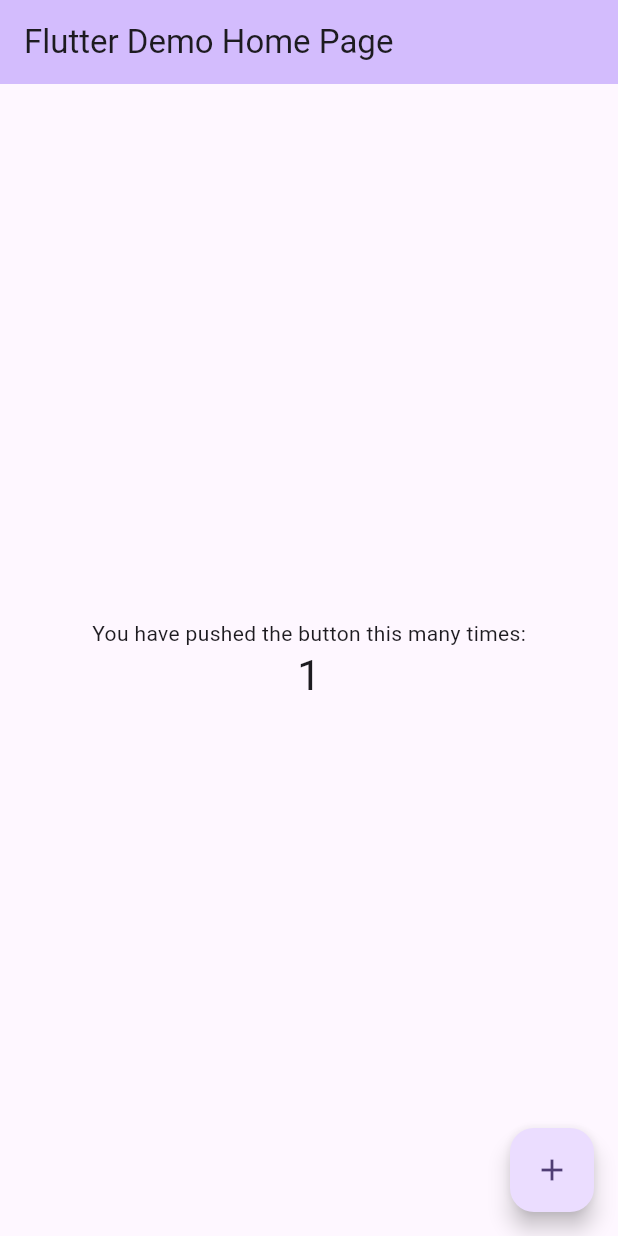
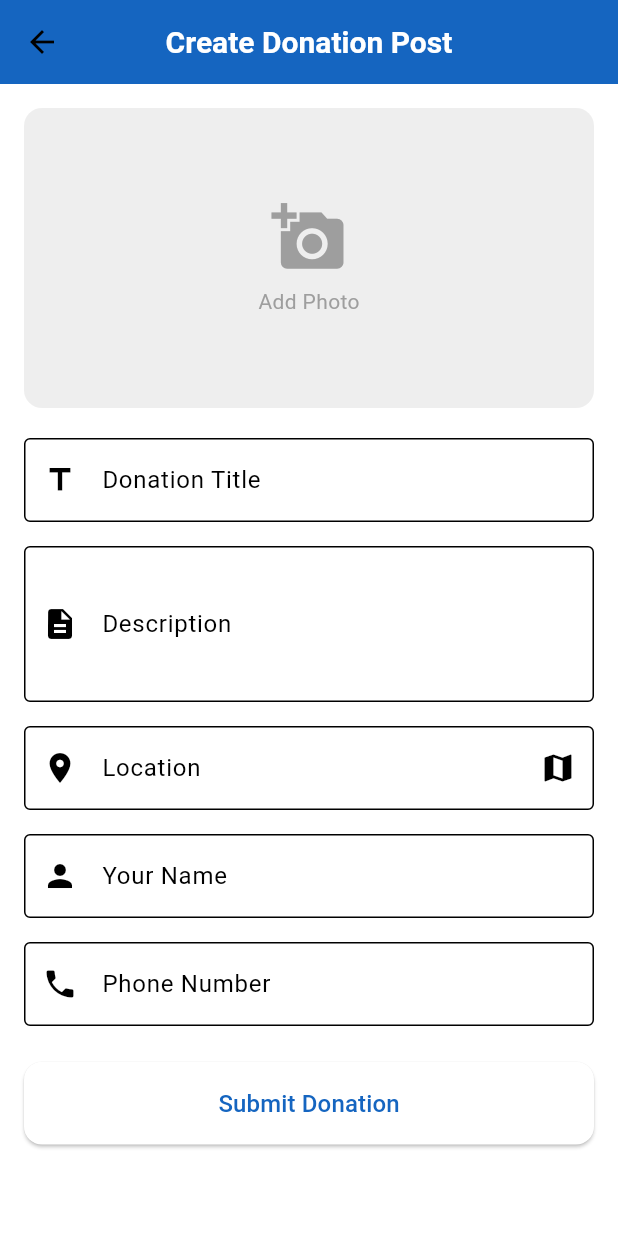
Before and after one commit to myminethealmighty/sample-earthquake-donation-app-flutter, a Flutter app: the screen it shows after launch, after a tap on the "add" icon, on a phone screen of 412 x 824 dp. Run offline on Flutter 3.47's test engine with Material 3 defaults, Android fonts, the light colour scheme and no system bars; our stand-ins replace cached_network_image, flutter_map, flutter_riverpod, image_picker, latlong2; network calls fail.

Commit message:
Sample Earthquake Donation App

```diff
--- a/lib/main.dart
+++ b/lib/main.dart
@@ -1,122 +1,26 @@
+// main.dart
 import 'package:flutter/material.dart';
+import 'package:flutter_riverpod/flutter_riverpod.dart';
+import 'screens/home_screen.dart';
+import 'screens/create_post_screen.dart';
+import 'theme/app_theme.dart';
 
 void main() {
-  runApp(const MyApp());
+  runApp(const ProviderScope(child: MyApp()));
 }
 
 class MyApp extends StatelessWidget {
   const MyApp({super.key});
 
-  // This widget is the root of your application.
   @override
   Widget build(BuildContext context) {
     return MaterialApp(
-      title: 'Flutter Demo',
-      theme: ThemeData(
-        // This is the theme of your application.
-        //
-        // TRY THIS: Try running your application with "flutter run". You'll see
-        // the application has a purple toolbar. Then, without quitting the app,
-        // try changing the seedColor in the colorScheme below to Colors.green
-        // and then invoke "hot reload" (save your changes or press the "hot
-        // reload" button in a Flutter-supported IDE, or press "r" if you used
-        // the command line to start the app).
-        //
-        // Notice that the counter didn't reset back to zero; the application
-        // state is not lost during the reload. To reset the state, use hot
-        // restart instead.
-        //
-        // This works for code too, not just values: Most code changes can be
-        // tested with just a hot reload.
-        colorScheme: ColorScheme.fromSeed(seedColor: Colors.deepPurple),
-      ),
-      home: const MyHomePage(title: 'Flutter Demo Home Page'),
+      title: 'Earthquake Relief Donations',
+      debugShowCheckedModeBanner: false,
+      theme: AppTheme.lightTheme,
+      darkTheme: AppTheme.darkTheme,
+      home: const HomeScreen(),
+      routes: {'/create-post': (context) => const CreatePostScreen()},
     );
   }
 }
-
-class MyHomePage extends StatefulWidget {
-  const MyHomePage({super.key, required this.title});
-
-  // This widget is the home page of your application. It is stateful, meaning
-  // that it has a State object (defined below) that contains fields that affect
-  // how it looks.
-
-  // This class is the configuration for the state. It holds the values (in this
-  // case the title) provided by the parent (in this case the App widget) and
-  // used by the build method of the State. Fields in a Widget subclass are
-  // always marked "final".
-
-  final String title;
-
-  @override
-  State<MyHomePage> createState() => _MyHomePageState();
-}
-
-class _MyHomePageState extends State<MyHomePage> {
-  int _counter = 0;
-
-  void _incrementCounter() {
-    setState(() {
-      // This call to setState tells the Flutter framework that something has
-      // changed in this State, which causes it to rerun the build method below
-      // so that the display can reflect the updated values. If we changed
-      // _counter without calling setState(), then the build method would not be
-      // called again, and so nothing would appear to happen.
-      _counter++;
-    });
-  }
-
-  @override
-  Widget build(BuildContext context) {
-    // This method is rerun every time setState is called, for instance as done
-    // by the _incrementCounter method above.
-    //
-    // The Flutter framework has been optimized to make rerunning build methods
-    // fast, so that you can just rebuild anything that needs updating rather
-    // than having to individually change instances of widgets.
-    return Scaffold(
-      appBar: AppBar(
-        // TRY THIS: Try changing the color here to a specific color (to
-        // Colors.amber, perhaps?) and trigger a hot reload to see the AppBar
-        // change color while the other colors stay the same.
-        backgroundColor: Theme.of(context).colorScheme.inversePrimary,
-        // Here we take the value from the MyHomePage object that was created by
-        // the App.build method, and use it to set our appbar title.
-        title: Text(widget.title),
-      ),
-      body: Center(
-        // Center is a layout widget. It takes a single child and positions it
-        // in the middle of the parent.
-        child: Column(
-          // Column is also a layout widget. It takes a list of children and
-          // arranges them vertically. By default, it sizes itself to fit its
-          // children horizontally, and tries to be as tall as its parent.
-          //
-          // Column has various properties to control how it sizes itself and
-          // how it positions its children. Here we use mainAxisAlignment to
-          // center the children vertically; the main axis here is the vertical
-          // axis because Columns are vertical (the cross axis would be
-          // horizontal).
-          //
-          // TRY THIS: Invoke "debug painting" (choose the "Toggle Debug Paint"
-          // action in the IDE, or press "p" in the console), to see the
-          // wireframe for each widget.
-          mainAxisAlignment: MainAxisAlignment.center,
-          children: <Widget>[
-            const Text('You have pushed the button this many times:'),
-            Text(
-              '$_counter',
-              style: Theme.of(context).textTheme.headlineMedium,
-            ),
-          ],
-        ),
-      ),
-      floatingActionButton: FloatingActionButton(
-        onPressed: _incrementCounter,
-        tooltip: 'Increment',
-        child: const Icon(Icons.add),
-      ), // This trailing comma makes auto-formatting nicer for build methods.
-    );
-  }
-}
--- /dev/null
+++ b/lib/models/donation_post.dart
@@ -0,0 +1,22 @@
+// models/donation_post.dart
+class DonationPost {
+  final String id;
+  final String title;
+  final String description;
+  final String imageUrl;
+  final String location;
+  final String contactName;
+  final String contactPhone;
+  final DateTime timestamp;
+
+  DonationPost({
+    required this.id,
+    required this.title,
+    required this.description,
+    required this.imageUrl,
+    required this.location,
+    required this.contactName,
+    required this.contactPhone,
+    required this.timestamp,
+  });
+}
--- /dev/null
+++ b/lib/screens/create_post_screen.dart
@@ -0,0 +1,217 @@
+// screens/create_post_screen.dart
+import 'package:flutter/material.dart';
+import 'package:flutter_riverpod/flutter_riverpod.dart';
+import 'package:image_picker/image_picker.dart';
+import 'dart:io';
+import '../../widgets/location_picker.dart';
+
+class CreatePostScreen extends ConsumerStatefulWidget {
+  const CreatePostScreen({super.key});
+
+  @override
+  ConsumerState<CreatePostScreen> createState() => _CreatePostScreenState();
+}
+
+class _CreatePostScreenState extends ConsumerState<CreatePostScreen> {
+  final _formKey = GlobalKey<FormState>();
+  final _titleController = TextEditingController();
+  final _descriptionController = TextEditingController();
+  final _nameController = TextEditingController();
+  final _phoneController = TextEditingController();
+  File? _imageFile;
+  String? _selectedLocation;
+
+  Future<void> _pickImage() async {
+    final picker = ImagePicker();
+    final pickedFile = await picker.pickImage(source: ImageSource.gallery);
+
+    if (pickedFile != null) {
+      setState(() {
+        _imageFile = File(pickedFile.path);
+      });
+    }
+  }
+
+  void _submitForm() {
+    if (_formKey.currentState!.validate() &&
+        _imageFile != null &&
+        _selectedLocation != null) {
+      // In a real app, you would send this data to your backend
+      final newPost = {
+        'title': _titleController.text,
+        'description': _descriptionController.text,
+        'image': _imageFile!.path,
+        'location': _selectedLocation,
+        'contactName': _nameController.text,
+        'contactPhone': _phoneController.text,
+      };
+
+      ScaffoldMessenger.of(context).showSnackBar(
+        const SnackBar(content: Text('Donation post submitted for review')),
+      );
+
+      Navigator.pop(context);
+    } else {
+      ScaffoldMessenger.of(context).showSnackBar(
+        const SnackBar(
+          content: Text('Please fill all fields and select an image'),
+        ),
+      );
+    }
+  }
+
+  @override
+  void dispose() {
+    _titleController.dispose();
+    _descriptionController.dispose();
+    _nameController.dispose();
+    _phoneController.dispose();
+    super.dispose();
+  }
+
+  @override
+  Widget build(BuildContext context) {
+    return Scaffold(
+      appBar: AppBar(title: const Text('Create Donation Post')),
+      body: SingleChildScrollView(
+        padding: const EdgeInsets.all(16),
+        child: Form(
+          key: _formKey,
+          child: Column(
+            crossAxisAlignment: CrossAxisAlignment.stretch,
+            children: [
+              // Image Picker
+              GestureDetector(
+                onTap: _pickImage,
+                child: Container(
+                  height: 200,
+                  decoration: BoxDecoration(
+                    color: Colors.grey.shade200,
+                    borderRadius: BorderRadius.circular(12),
+                  ),
+                  child:
+                      _imageFile == null
+                          ? Column(
+                            mainAxisAlignment: MainAxisAlignment.center,
+                            children: const [
+                              Icon(
+                                Icons.add_a_photo,
+                                size: 50,
+                                color: Colors.grey,
+                              ),
+                              SizedBox(height: 8),
+                              Text(
+                                'Add Photo',
+                                style: TextStyle(color: Colors.grey),
+                              ),
+                            ],
+                          )
+                          : ClipRRect(
+                            borderRadius: BorderRadius.circular(12),
+                            child: Image.file(_imageFile!, fit: BoxFit.cover),
+                          ),
+                ),
+              ),
+              const SizedBox(height: 20),
+
+              // Title
+              TextFormField(
+                controller: _titleController,
+                decoration: const InputDecoration(
+                  labelText: 'Donation Title',
+                  border: OutlineInputBorder(),
+                  prefixIcon: Icon(Icons.title),
+                ),
+                validator: (value) {
+                  if (value == null || value.isEmpty) {
+                    return 'Please enter a title';
+                  }
+                  return null;
+                },
+              ),
+              const SizedBox(height: 16),
+
+              // Description
+              TextFormField(
+                controller: _descriptionController,
+                decoration: const InputDecoration(
+                  labelText: 'Description',
+                  border: OutlineInputBorder(),
+                  prefixIcon: Icon(Icons.description),
+                ),
+                maxLines: 3,
+                validator: (value) {
+                  if (value == null || value.isEmpty) {
+                    return 'Please enter a description';
+                  }
+                  return null;
+                },
+              ),
+              const SizedBox(height: 16),
+
+              // Location Picker
+              LocationPicker(
+                onLocationSelected: (location) {
+                  setState(() {
+                    _selectedLocation = location;
+                  });
+                },
+              ),
+              const SizedBox(height: 16),
+
+              // Contact Name
+              TextFormField(
+                controller: _nameController,
+                decoration: const InputDecoration(
+                  labelText: 'Your Name',
+                  border: OutlineInputBorder(),
+                  prefixIcon: Icon(Icons.person),
+                ),
+                validator: (value) {
+                  if (value == null || value.isEmpty) {
+                    return 'Please enter your name';
+                  }
+                  return null;
+                },
+              ),
+              const SizedBox(height: 16),
+
+              // Contact Phone
+              TextFormField(
+                controller: _phoneController,
+                decoration: const InputDecoration(
+                  labelText: 'Phone Number',
+                  border: OutlineInputBorder(),
+                  prefixIcon: Icon(Icons.phone),
+                ),
+                keyboardType: TextInputType.phone,
+                validator: (value) {
+                  if (value == null || value.isEmpty) {
+                    return 'Please enter your phone number';
+                  }
+                  return null;
+                },
+              ),
+              const SizedBox(height: 24),
+
+              // Submit Button
+              ElevatedButton(
+                onPressed: _submitForm,
+                style: ElevatedButton.styleFrom(
+                  padding: const EdgeInsets.symmetric(vertical: 16),
+                  shape: RoundedRectangleBorder(
+                    borderRadius: BorderRadius.circular(12),
+                  ),
+                ),
+                child: const Text(
+                  'Submit Donation',
+                  style: TextStyle(fontSize: 16),
+                ),
+              ),
+            ],
+          ),
+        ),
+      ),
+    );
+  }
+}
--- /dev/null
+++ b/lib/screens/home_screen.dart
@@ -0,0 +1,56 @@
+// screens/home_screen.dart
+import 'package:flutter/material.dart';
+import 'package:flutter_riverpod/flutter_riverpod.dart';
+import '../../widgets/donation_post_card.dart';
+import '../../models/donation_post.dart';
+
+class HomeScreen extends ConsumerWidget {
+  const HomeScreen({super.key});
+
+  @override
+  Widget build(BuildContext context, WidgetRef ref) {
+    // In a real app, you would fetch posts from your backend
+    final posts = [
+      DonationPost(
+        id: '1',
+        title: 'Food Supplies',
+        description: 'We have 50 boxes of canned food to donate',
+        imageUrl:
+            'https://foodbunker.co.uk/cdn/shop/files/Bumper_LongLife_Pack_alt_1024x1024.jpg?v=1650581593',
+        location: 'Istanbul, Turkey',
+        contactName: 'Ahmet Yılmaz',
+        contactPhone: '+905551234567',
+        timestamp: DateTime.now().subtract(const Duration(hours: 2)),
+      ),
+      DonationPost(
+        id: '2',
+        title: 'Blankets and Clothes',
+        description: 'Warm blankets and winter clothes for affected families',
+        imageUrl:
+            'https://www.thespruce.com/thmb/JKsh1z0BpIsATPe0JyRzUN95B2E=/2121x0/filters:no_upscale():max_bytes(150000):strip_icc()/GettyImages-1310931045-135bf1f7fa3949a9a2dd04615349bc54.jpg',
+        location: 'Izmir, Turkey',
+        contactName: 'Ayşe Demir',
+        contactPhone: '+905553456789',
+        timestamp: DateTime.now().subtract(const Duration(days: 1)),
+      ),
+    ];
+
+    return Scaffold(
+      appBar: AppBar(
+        title: const Text('Earthquake Relief Donations'),
+        actions: [
+          IconButton(
+            icon: const Icon(Icons.add),
+            onPressed: () => Navigator.pushNamed(context, '/create-post'),
+          ),
+        ],
+      ),
+      body: ListView.builder(
+        itemCount: posts.length,
+        itemBuilder: (context, index) {
+          return DonationPostCard(post: posts[index]);
+        },
+      ),
+    );
+  }
+}
--- /dev/null
+++ b/lib/theme/app_theme.dart
@@ -0,0 +1,52 @@
+// theme/app_theme.dart
+import 'package:flutter/material.dart';
+
+class AppTheme {
+  static final lightTheme = ThemeData(
+    colorScheme: ColorScheme.light(
+      primary: Colors.blue.shade800,
+      secondary: Colors.orange.shade600,
+      surface: Colors.white,
+      background: Colors.grey.shade100,
+    ),
+    appBarTheme: AppBarTheme(
+      backgroundColor: Colors.blue.shade800,
+      elevation: 0,
+      centerTitle: true,
+      titleTextStyle: const TextStyle(
+        fontSize: 20,
+        fontWeight: FontWeight.bold,
+        color: Colors.white,
+      ),
+    ),
+    cardTheme: CardTheme(
+      elevation: 2,
+      shape: RoundedRectangleBorder(borderRadius: BorderRadius.circular(12)),
+      margin: const EdgeInsets.symmetric(vertical: 8, horizontal: 16),
+    ),
+  );
+
+  static final darkTheme = ThemeData(
+    colorScheme: ColorScheme.dark(
+      primary: Colors.blue.shade600,
+      secondary: Colors.orange.shade400,
+      surface: Colors.grey.shade900,
+      background: Colors.grey.shade800,
+    ),
+    appBarTheme: AppBarTheme(
+      backgroundColor: Colors.grey.shade900,
+      elevation: 0,
+      centerTitle: true,
+      titleTextStyle: const TextStyle(
+        fontSize: 20,
+        fontWeight: FontWeight.bold,
+        color: Colors.white,
+      ),
+    ),
+    cardTheme: CardTheme(
+      elevation: 4,
+      shape: RoundedRectangleBorder(borderRadius: BorderRadius.circular(12)),
+      margin: const EdgeInsets.symmetric(vertical: 8, horizontal: 16),
+    ),
+  );
+}
--- /dev/null
+++ b/lib/widgets/donation_post_card.dart
@@ -0,0 +1,122 @@
+// widgets/donation_post_card.dart
+import 'package:flutter/material.dart';
+import 'package:cached_network_image/cached_network_image.dart';
+import '../models/donation_post.dart';
+
+class DonationPostCard extends StatelessWidget {
+  final DonationPost post;
+
+  const DonationPostCard({super.key, required this.post});
+
+  @override
+  Widget build(BuildContext context) {
+    return Card(
+      child: Column(
+        crossAxisAlignment: CrossAxisAlignment.stretch,
+        children: [
+          // Image
+          ClipRRect(
+            borderRadius: const BorderRadius.vertical(top: Radius.circular(12)),
+            child: CachedNetworkImage(
+              imageUrl: post.imageUrl,
+              height: 200,
+              fit: BoxFit.cover,
+              placeholder:
+                  (context, url) => Container(
+                    color: Colors.grey.shade200,
+                    height: 200,
+                    child: const Center(child: CircularProgressIndicator()),
+                  ),
+              errorWidget:
+                  (context, url, error) => Container(
+                    color: Colors.grey.shade200,
+                    height: 200,
+                    child: const Icon(Icons.error),
+                  ),
+            ),
+          ),
+          Padding(
+            padding: const EdgeInsets.all(16),
+            child: Column(
+              crossAxisAlignment: CrossAxisAlignment.start,
+              children: [
+                // Title and timestamp
+                Row(
+                  mainAxisAlignment: MainAxisAlignment.spaceBetween,
+                  children: [
+                    Expanded(
+                      child: Text(
+                        post.title,
+                        style: Theme.of(context).textTheme.titleLarge,
+                        overflow: TextOverflow.ellipsis,
+                      ),
+                    ),
+                    Text(
+                      _formatTimestamp(post.timestamp),
+                      style: Theme.of(context).textTheme.bodySmall,
+                    ),
+                  ],
+                ),
+                const SizedBox(height: 8),
+
+                // Description
+                Text(
+                  post.description,
+                  style: Theme.of(context).textTheme.bodyMedium,
+                ),
+                const SizedBox(height: 16),
+
+                // Location
+                Row(
+                  children: [
+                    const Icon(Icons.location_on, size: 16),
+                    const SizedBox(width: 4),
+                    Text(
+                      post.location,
+                      style: Theme.of(context).textTheme.bodySmall,
+                    ),
+                  ],
+                ),
+                const SizedBox(height: 8),
+
+                // Contact Info
+                Row(
+                  children: [
+                    const Icon(Icons.person, size: 16),
+                    const SizedBox(width: 4),
+                    Text(
+                      post.contactName,
+                      style: Theme.of(context).textTheme.bodySmall,
+                    ),
+                    const SizedBox(width: 16),
+                    const Icon(Icons.phone, size: 16),
+                    const SizedBox(width: 4),
+                    Text(
+                      post.contactPhone,
+                      style: Theme.of(context).textTheme.bodySmall,
+                    ),
+                  ],
+                ),
+              ],
+            ),
+          ),
+        ],
+      ),
+    );
+  }
+
+  String _formatTimestamp(DateTime timestamp) {
+    final now = DateTime.now();
+    final difference = now.difference(timestamp);
+
+    if (difference.inDays > 0) {
+      return '${difference.inDays}d ago';
+    } else if (difference.inHours > 0) {
+      return '${difference.inHours}h ago';
+    } else if (difference.inMinutes > 0) {
+      return '${difference.inMinutes}m ago';
+    } else {
+      return 'Just now';
+    }
+  }
+}
--- /dev/null
+++ b/lib/widgets/location_picker.dart
@@ -0,0 +1,113 @@
+// widgets/location_picker.dart
+import 'package:flutter/material.dart';
+import 'package:flutter_map/flutter_map.dart';
+import 'package:latlong2/latlong.dart';
+
+class LocationPicker extends StatefulWidget {
+  final Function(String) onLocationSelected;
+
+  const LocationPicker({super.key, required this.onLocationSelected});
+
+  @override
+  State<LocationPicker> createState() => _LocationPickerState();
+}
+
+class _LocationPickerState extends State<LocationPicker> {
+  final TextEditingController _locationController = TextEditingController();
+  LatLng? _selectedLocation;
+
+  void _openMapPicker() {
+    showDialog(
+      context: context,
+      builder: (context) {
+        return AlertDialog(
+          title: const Text('Select Location'),
+          content: SizedBox(
+            width: double.maxFinite,
+            height: 400,
+            child: FlutterMap(
+              options: MapOptions(
+                center: LatLng(39.9334, 32.8597), // Center on Turkey
+                zoom: 5.0,
+                onTap: (tapPosition, point) {
+                  setState(() {
+                    _selectedLocation = point;
+                  });
+                },
+              ),
+              children: [
+                TileLayer(
+                  urlTemplate: 'https://tile.openstreetmap.org/{z}/{x}/{y}.png',
+                  userAgentPackageName: 'com.example.app',
+                ),
+                if (_selectedLocation != null)
+                  MarkerLayer(
+                    markers: [
+                      Marker(
+                        point: _selectedLocation!,
+                        builder:
+                            (ctx) => const Icon(
+                              Icons.location_pin,
+                              color: Colors.red,
+                              size: 40,
+                            ),
+                      ),
+                    ],
+                  ),
+              ],
+            ),
+          ),
+          actions: [
+            TextButton(
+              onPressed: () {
+                Navigator.pop(context);
+              },
+              child: const Text('Cancel'),
+            ),
+            TextButton(
+              onPressed: () {
+                if (_selectedLocation != null) {
+                  final locationName =
+                      'Lat: ${_selectedLocation!.latitude.toStringAsFixed(4)}, Long: ${_selectedLocation!.longitude.toStringAsFixed(4)}';
+                  _locationController.text = locationName;
+                  widget.onLocationSelected(locationName);
+                  Navigator.pop(context);
+                }
+              },
+              child: const Text('Select'),
+            ),
+          ],
+        );
+      },
+    );
+  }
+
+  @override
+  void dispose() {
+    _locationController.dispose();
+    super.dispose();
+  }
+
+  @override
+  Widget build(BuildContext context) {
+    return TextFormField(
+      controller: _locationController,
+      readOnly: true,
+      decoration: InputDecoration(
+        labelText: 'Location',
+        border: const OutlineInputBorder(),
+        prefixIcon: const Icon(Icons.location_on),
+        suffixIcon: IconButton(
+          icon: const Icon(Icons.map),
+          onPressed: _openMapPicker,
+        ),
+      ),
+      validator: (value) {
+        if (value == null || value.isEmpty) {
+          return 'Please select a location';
+        }
+        return null;
+      },
+    );
+  }
+}
```
Also changed, not shown: pubspec.yaml (+9 -5 lines), pubspec.lock, 11 other files.
